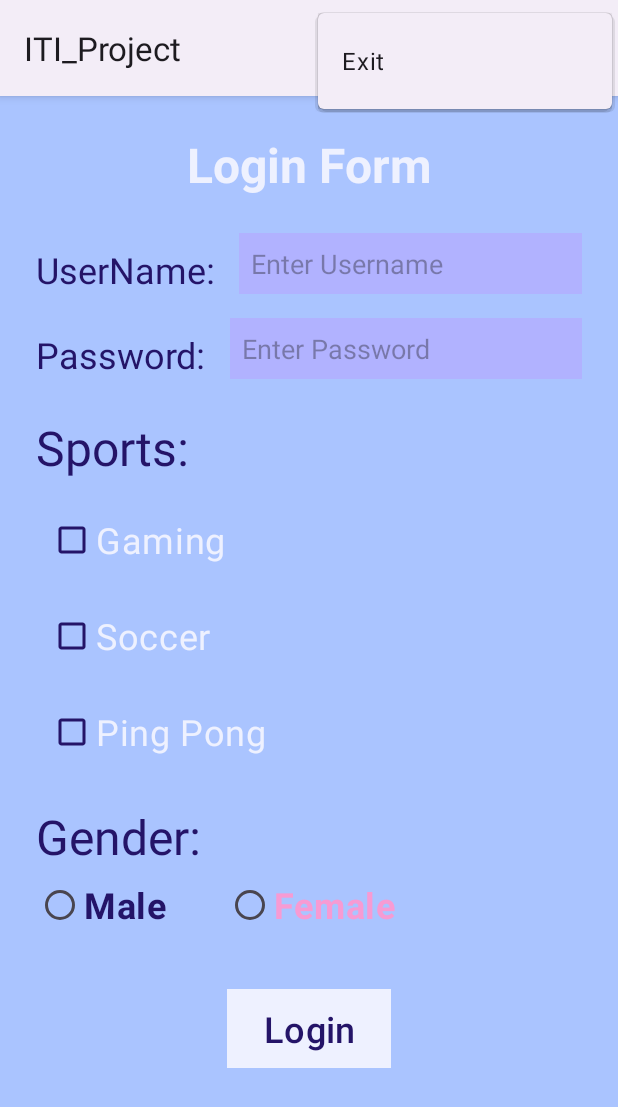
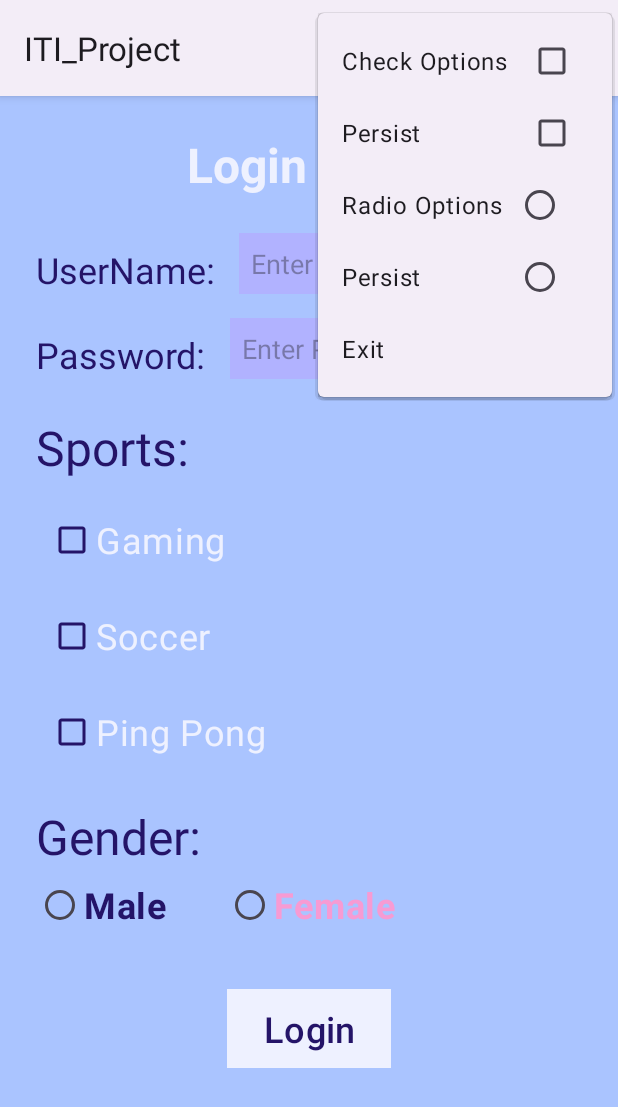
Before and after one commit to MuhammedRefaatMetwally/ITI_Project, an Android app: the screen it shows after launch (MainActivity), with the options menu open, on a phone screen of 412 x 824 dp. Shown: the top 1107 px of the screen. Run offline under Robolectric (Android 15) with nearby library versions, the phone set to English and light mode, and no system bars.

Commit message:
Task#5 Search Topic - Menu Checkbox - Radio buttons

```diff
--- a/app/src/main/res/menu/menu_main_activity.xml
+++ b/app/src/main/res/menu/menu_main_activity.xml
@@ -8,8 +8,39 @@
         android:title="@string/go_to_second"
         />
 
+    <group android:checkableBehavior="all">
+        <item android:id="@+id/item1"
+            android:titleCondensed="Options"
+            android:title="Check Options"
+            android:icon="@android:drawable/ic_menu_preferences">
+        </item>
+        <item android:id="@+id/item2"
+            android:titleCondensed="Persist"
+            android:title="Persist"
+            android:icon="@android:drawable/ic_menu_preferences"
+            android:checkable="true">
+        </item>
+    </group>
+
+    <group android:checkableBehavior="single">
+        <item android:id="@+id/item3"
+            android:titleCondensed="Options"
+            android:title="Radio Options"
+            android:icon="@android:drawable/ic_menu_preferences">
+        </item>
+        <item android:id="@+id/item4"
+            android:titleCondensed="Persist"
+            android:title="Persist"
+            android:icon="@android:drawable/ic_menu_preferences">
+        </item>
+    </group>
+
+
+
     <item
         android:id="@+id/exit"
         android:title="@string/exit"
         />
+
+
 </menu>
--- a/app/src/main/res/values/strings.xml
+++ b/app/src/main/res/values/strings.xml
@@ -25,5 +25,6 @@
     <string name="login_btn">Login</string>
     <string name="exit">Exit</string>
     <string name="go_to_second">Go to Second</string>
+    <string name="i_love_android">I Love Andriod</string>
 
 </resources>
--- a/app/src/main/res/values/themes.xml
+++ b/app/src/main/res/values/themes.xml
@@ -2,7 +2,6 @@
     <!-- Base application theme. -->
     <style name="Base.Theme.ITI_Project" parent="Theme.Material3.DayNight">
          <item name="colorPrimaryDark">@color/bg_color</item>
-         <item name="colorPrimary">@color/input_color</item>
 
     </style>
 
```
Also changed, not shown: app/src/main/java/com/example/iti_project/MainActivity.kt (+17 -1 lines).
